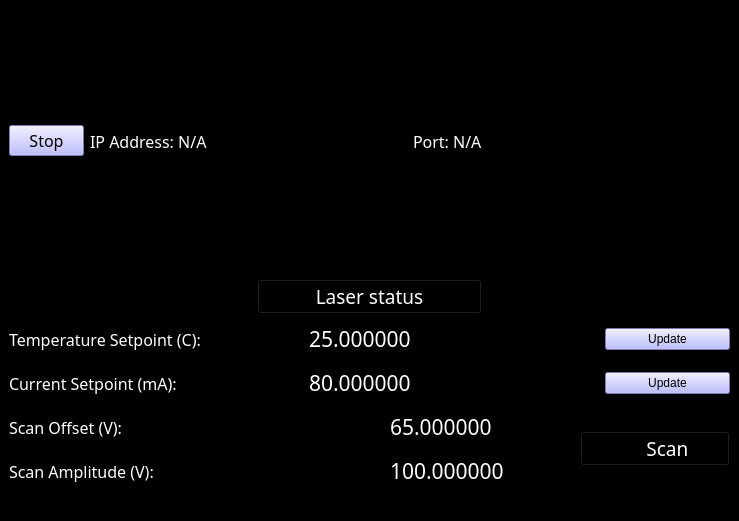
Above: pylabnet/gui/pyqt/gui_templates/toptica_control.ui from lukingroup/pylabnet before the change. Below: the same form after it.
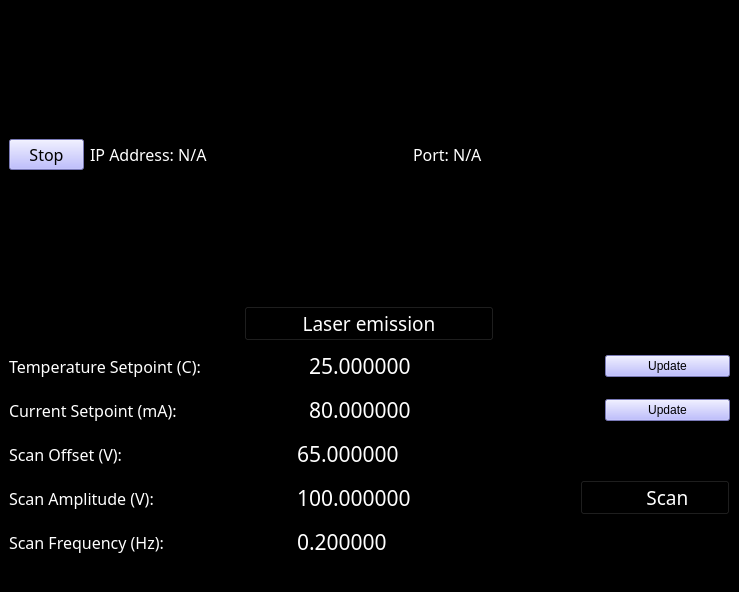
That is the form after the change. Icons and pictures are not drawn.

Commit message: added scan frequency setting

```diff
--- a/pylabnet/gui/pyqt/gui_templates/toptica_control.ui
+++ b/pylabnet/gui/pyqt/gui_templates/toptica_control.ui
@@ -7,7 +7,7 @@
     <x>0</x>
     <y>0</y>
     <width>739</width>
-    <height>521</height>
+    <height>592</height>
    </rect>
   </property>
   <property name="sizePolicy">
@@ -104,7 +104,7 @@
        <widget class="QPushButton" name="on_off">
         <property name="maximumSize">
          <size>
-          <width>225</width>
+          <width>250</width>
           <height>16777215</height>
          </size>
         </property>
@@ -118,7 +118,7 @@
          <string notr="true">color: rgb(255, 255, 255);</string>
         </property>
         <property name="text">
-         <string>Laser status</string>
+         <string>Laser emission</string>
         </property>
         <property name="icon">
          <iconset>
@@ -316,64 +316,6 @@
     </item>
     <item>
      <layout class="QGridLayout" name="gridLayout">
-      <item row="0" column="3" rowspan="2">
-       <widget class="QPushButton" name="scan">
-        <property name="maximumSize">
-         <size>
-          <width>150</width>
-          <height>16777215</height>
-         </size>
-        </property>
-        <property name="font">
-         <font>
-          <family>Calibri Light</family>
-          <pointsize>14</pointsize>
-         </font>
-        </property>
-        <property name="styleSheet">
-         <string notr="true">color: rgb(255, 255, 255);</string>
-        </property>
-        <property name="text">
-         <string>     Scan</string>
-        </property>
-        <property name="icon">
-         <iconset>
-          <normaloff>green_LED_off.svg</normaloff>
-          <normalon>green_LED_on.svg</normalon>green_LED_off.svg</iconset>
-        </property>
-        <property name="checkable">
-         <bool>true</bool>
-        </property>
-        <property name="checked">
-         <bool>false</bool>
-        </property>
-        <property name="autoExclusive">
-         <bool>false</bool>
-        </property>
-       </widget>
-      </item>
-      <item row="1" column="0" colspan="2">
-       <widget class="QLabel" name="ip_label_5">
-        <property name="maximumSize">
-         <size>
-          <width>16777215</width>
-          <height>16777215</height>
-         </size>
-        </property>
-        <property name="font">
-         <font>
-          <family>Calibri Light</family>
-          <pointsize>12</pointsize>
-         </font>
-        </property>
-        <property name="styleSheet">
-         <string notr="true">color: rgb(255, 255, 255);</string>
-        </property>
-        <property name="text">
-         <string>Scan Amplitude (V):</string>
-        </property>
-       </widget>
-      </item>
       <item row="1" column="2">
        <widget class="QDoubleSpinBox" name="amplitude">
         <property name="font">
@@ -464,7 +406,96 @@
         </property>
        </widget>
       </item>
-      <item row="0" column="0" colspan="2">
+      <item row="2" column="0">
+       <widget class="QLabel" name="ip_label_6">
+        <property name="maximumSize">
+         <size>
+          <width>16777215</width>
+          <height>16777215</height>
+         </size>
+        </property>
+        <property name="font">
+         <font>
+          <family>Calibri Light</family>
+          <pointsize>12</pointsize>
+         </font>
+        </property>
+        <property name="styleSheet">
+         <string notr="true">color: rgb(255, 255, 255);</string>
+        </property>
+        <property name="text">
+         <string>Scan Frequency (Hz):</string>
+        </property>
+       </widget>
+      </item>
+      <item row="2" column="2">
+       <widget class="QDoubleSpinBox" name="frequency">
+        <property name="font">
+         <font>
+          <family>Calibri Light</family>
+          <pointsize>16</pointsize>
+         </font>
+        </property>
+        <property name="styleSheet">
+         <string notr="true">color: rgb(255, 255, 255);
+selection-background-color: rgb(0, 85, 0);
+selection-color: rgb(255, 255, 255);</string>
+        </property>
+        <property name="frame">
+         <bool>false</bool>
+        </property>
+        <property name="buttonSymbols">
+         <enum>QAbstractSpinBox::NoButtons</enum>
+        </property>
+        <property name="accelerated">
+         <bool>false</bool>
+        </property>
+        <property name="correctionMode">
+         <enum>QAbstractSpinBox::CorrectToNearestValue</enum>
+        </property>
+        <property name="keyboardTracking">
+         <bool>false</bool>
+        </property>
+        <property name="decimals">
+         <number>6</number>
+        </property>
+        <property name="minimum">
+         <double>0.000000000000000</double>
+        </property>
+        <property name="maximum">
+         <double>100.000000000000000</double>
+        </property>
+        <property name="singleStep">
+         <double>0.000010000000000</double>
+        </property>
+        <property name="value">
+         <double>0.200000000000000</double>
+        </property>
+       </widget>
+      </item>
+      <item row="1" column="0">
+       <widget class="QLabel" name="ip_label_5">
+        <property name="maximumSize">
+         <size>
+          <width>16777215</width>
+          <height>16777215</height>
+         </size>
+        </property>
+        <property name="font">
+         <font>
+          <family>Calibri Light</family>
+          <pointsize>12</pointsize>
+         </font>
+        </property>
+        <property name="styleSheet">
+         <string notr="true">color: rgb(255, 255, 255);</string>
+        </property>
+        <property name="text">
+         <string>Scan Amplitude (V):</string>
+        </property>
+       </widget>
+      </item>
+      <item row="0" column="0">
        <widget class="QLabel" name="ip_label_4">
         <property name="maximumSize">
          <size>
@@ -486,6 +517,42 @@
         </property>
        </widget>
       </item>
+      <item row="1" column="3">
+       <widget class="QPushButton" name="scan">
+        <property name="maximumSize">
+         <size>
+          <width>150</width>
+          <height>16777215</height>
+         </size>
+        </property>
+        <property name="font">
+         <font>
+          <family>Calibri Light</family>
+          <pointsize>14</pointsize>
+         </font>
+        </property>
+        <property name="styleSheet">
+         <string notr="true">color: rgb(255, 255, 255);</string>
+        </property>
+        <property name="text">
+         <string>     Scan</string>
+        </property>
+        <property name="icon">
+         <iconset>
+          <normaloff>green_LED_off.svg</normaloff>
+          <normalon>green_LED_on.svg</normalon>green_LED_off.svg</iconset>
+        </property>
+        <property name="checkable">
+         <bool>true</bool>
+        </property>
+        <property name="checked">
+         <bool>false</bool>
+        </property>
+        <property name="autoExclusive">
+         <bool>false</bool>
+        </property>
+       </widget>
+      </item>
      </layout>
     </item>
    </layout>
```
The commit also changes 3 other files.
